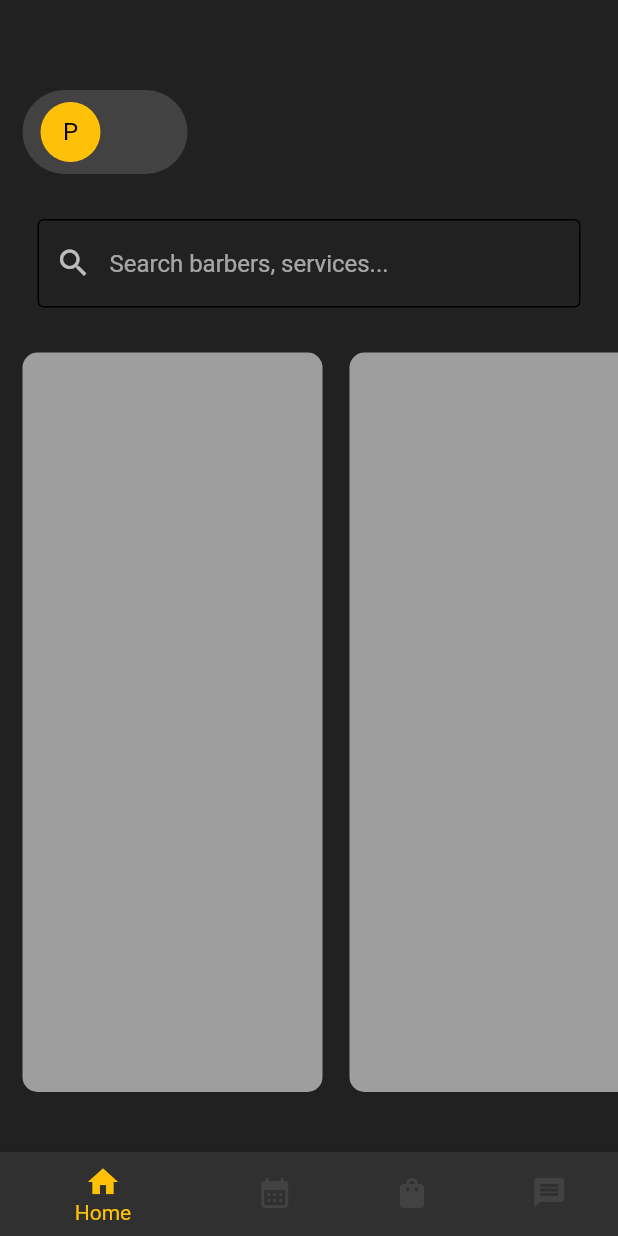
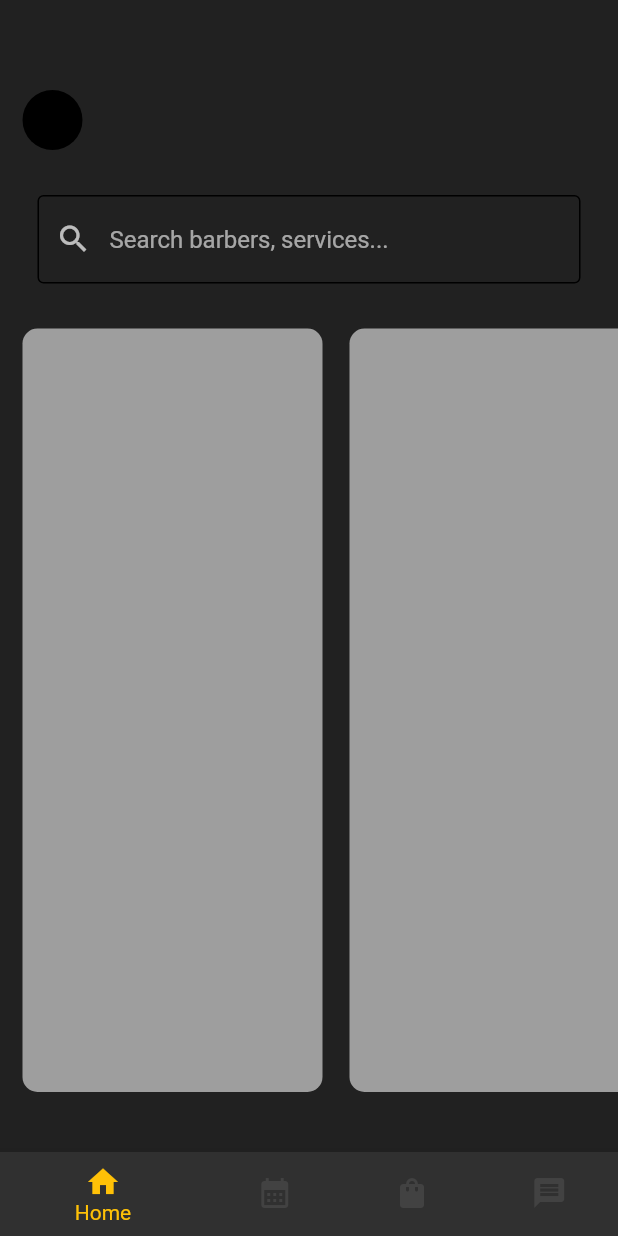
Before and after one commit to alephmanuel/CutzClubApp, a Flutter app: the screen it shows after launch, on a phone screen of 412 x 824 dp. Run offline on Flutter 3.47's test engine with Material 2 defaults, Android fonts, the light colour scheme and no system bars.

Commit message:
Appbar development

```diff
--- a/flutter_demo/lib/Pages/Home.dart
+++ b/flutter_demo/lib/Pages/Home.dart
@@ -20,42 +20,56 @@ class _HomePageState extends State<HomePage> {
       body: Column
       (
         children: [
-          // Welcome text
-          Padding(
+          Padding
+          (
             padding: const EdgeInsets.only(top: 60.0),
-            child: Row(
+            child: Row
+            (
               children: [
-                Padding(
+                // INDEX 1
+                Padding
+                (
                   padding: const EdgeInsets.only(left: 15.0),
-                  child: Container(
-                    // Space around the avatar circle
-                    child: Padding(
-                      padding: const EdgeInsets.all(8.0),
+                  child: Container
+                  (
+                    /* Row of elements, where the ist one is the
+                    avatar and the 2nd one is a column with 2 text
+                    widgets. */
+                    child: Row
+                    (
+                      children: [
+                        CircleAvatar
+                        (
 
-                      // Orange circle inside grey container
-                      child: CircleAvatar(
-                        radius: 20.0,
-                        backgroundColor: Colors.amber,
-                        child: Text(
-                          "P",
+                        ),
+                        SizedBox(width: 15.0,),
+                        Container
+                        (
+
                         )
-                      ),
-                    ),
-                    padding: EdgeInsets.only(right: 50.0, left: 4.0),
-                    decoration: BoxDecoration(
-                      borderRadius: BorderRadius.circular(30.0),
-                      color: Colors.grey[800]
-                    ),
+                      ]
+                    )
                   ),
                 ),
-                Padding(
+
+                // Space in between the elements
+                SizedBox(width: 120.0),
+
+                // INDEX 2
+                Padding
+                (
                   padding: EdgeInsets.only(right: 15.0),
-                  child: Container(
-                    decoration: BoxDecoration(
+                  child: Container
+                  (
+                    padding: EdgeInsets.only(right: 30.0),
 
+                    decoration: BoxDecoration
+                    (
+                      color: Colors.grey,
+                      borderRadius: BorderRadius.circular(30.0)
                     )
                   )
-                )
+                ),
               ],
             )
           ),
```
